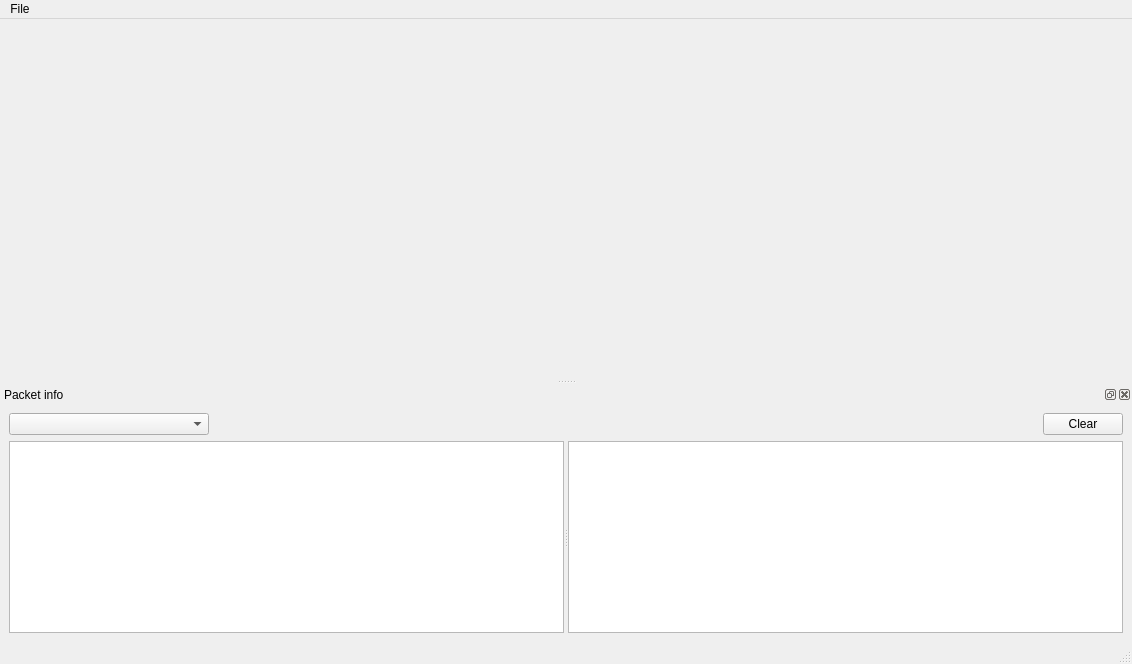
Above: AnalyzePcapUdp/mainwindow.ui from artthirt/AnalyzePcapUdp before the change. Below: the same form after it.
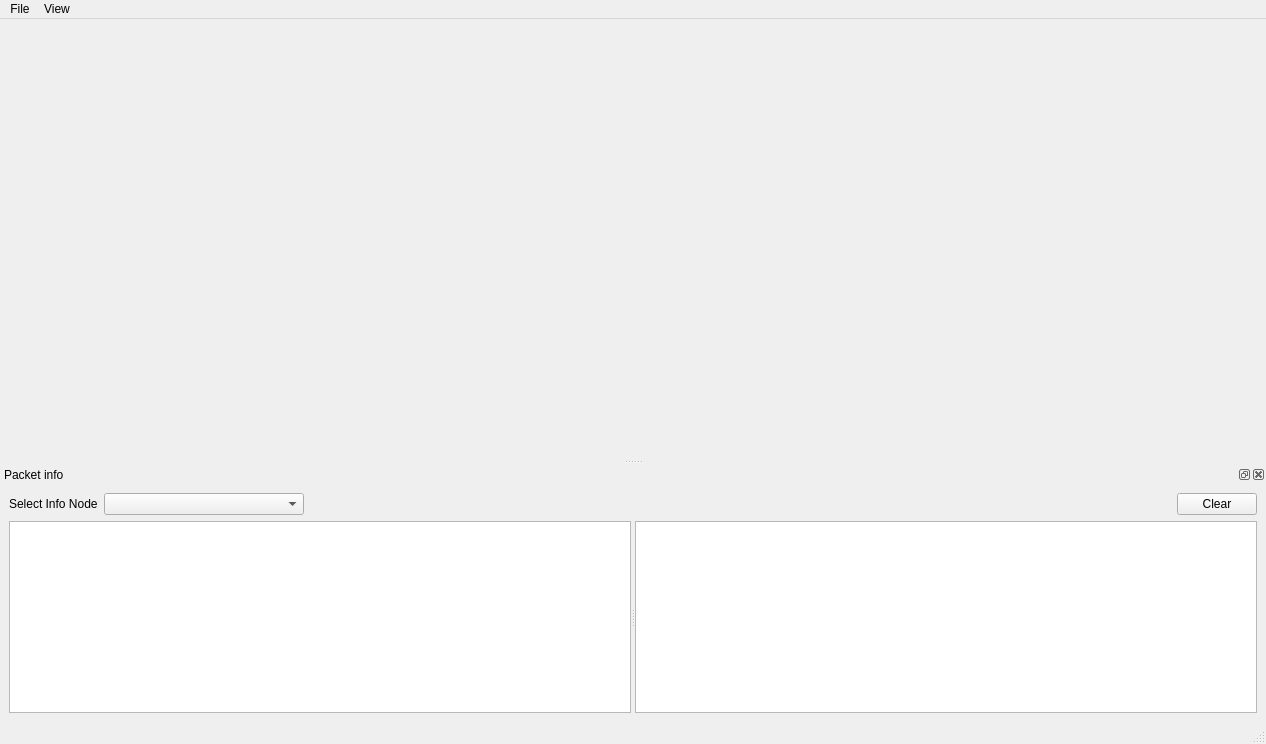
That is the form after the change.

Patch:
```diff
--- a/AnalyzePcapUdp/mainwindow.ui
+++ b/AnalyzePcapUdp/mainwindow.ui
@@ -6,8 +6,8 @@
    <rect>
     <x>0</x>
     <y>0</y>
-    <width>1132</width>
-    <height>664</height>
+    <width>1266</width>
+    <height>744</height>
    </rect>
   </property>
   <property name="windowTitle">
@@ -31,7 +31,7 @@
     <rect>
      <x>0</x>
      <y>0</y>
-     <width>1132</width>
+     <width>1266</width>
      <height>22</height>
     </rect>
    </property>
@@ -40,7 +40,17 @@
      <string>File</string>
     </property>
    </widget>
+   <widget class="QMenu" name="menuView">
+    <property name="title">
+     <string>View</string>
+    </property>
+    <addaction name="actionScale_Reset"/>
+    <addaction name="actionScalePlus"/>
+    <addaction name="actionScaleMinus"/>
+    <addaction name="actionMove_To_Center"/>
+   </widget>
    <addaction name="menuFile"/>
+   <addaction name="menuView"/>
   </widget>
   <widget class="QStatusBar" name="statusbar"/>
   <widget class="QDockWidget" name="dwOutput">
@@ -57,6 +67,13 @@
        <property name="topMargin">
         <number>0</number>
        </property>
+       <item>
+        <widget class="QLabel" name="label">
+         <property name="text">
+          <string>Select Info Node</string>
+         </property>
+        </widget>
+       </item>
        <item>
         <widget class="QComboBox" name="cbInfoList">
          <property name="minimumSize">
```
Left out of the diff: 20 changed lines with no effect on the pictures.
